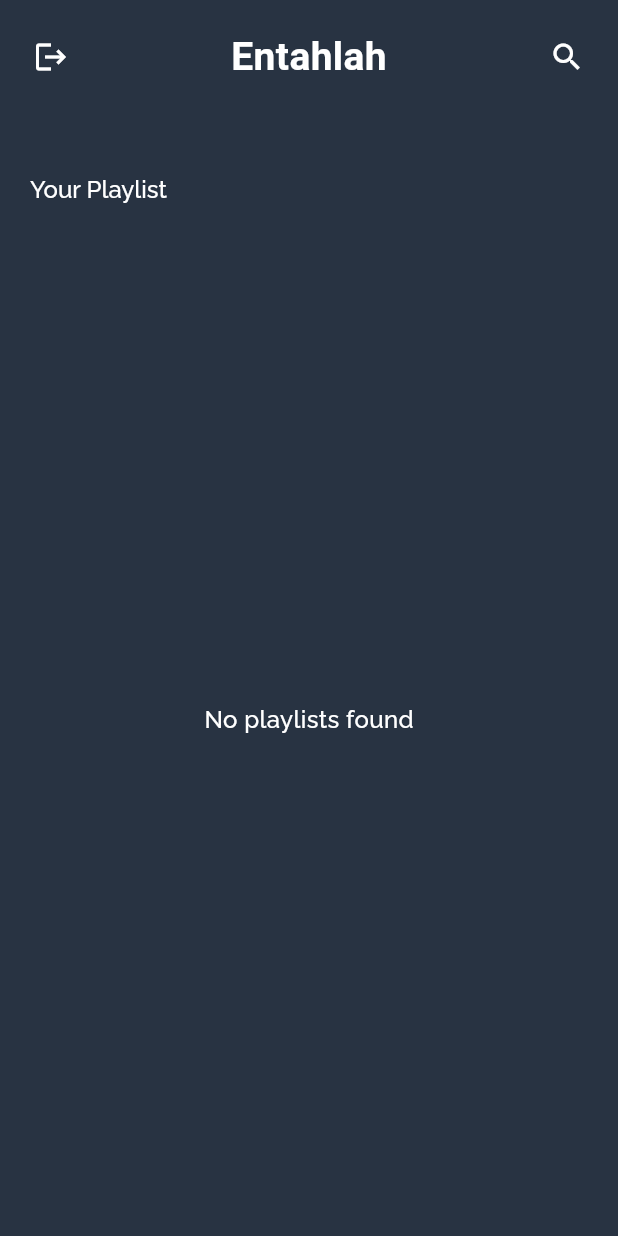
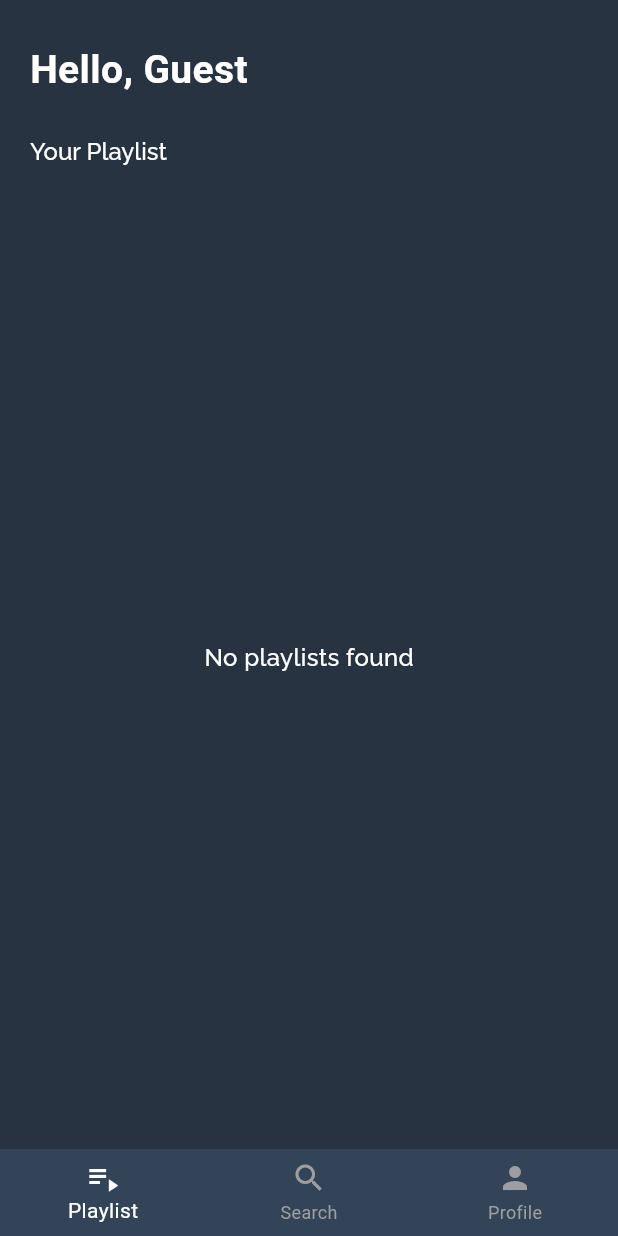
Before and after one commit to Strenousrascal02903/Entahlah, a Flutter app: the PlaylistPageView screen opened by its route, on a phone screen of 412 x 824 dp. Run offline on Flutter 3.47's test engine with Material 3 defaults, Android fonts, the phone set to English and light mode, and no system bars; our stand-ins replace animated_splash_screen, get, get_storage, google_fonts, hive, hive_flutter and 4 more; missing offline and left inert: draggable_bottom_sheet, kana_kit, youtube_explode_dart; accounts and stored records are empty; network calls fail.

Commit message:
second commit

```diff
--- a/lib/page/HomePage/home_page_controller.dart
+++ b/lib/page/HomePage/home_page_controller.dart
@@ -31,8 +31,12 @@ class HomeController extends GetxController {
   var selectedPlaylistId = ''.obs;
 
   String currentLyric = '';
+  var userProfile = {}.obs; // Stores user profile data
+  var isProfileLoading =
+      false.obs; // Controls the loading state for the profile
 
   var currentLyricIndex = 0.obs;
+  var selectedIndex = 0.obs;
 
   var audioTitle = ''.obs;
   var thumbnailUrl = ''.obs;
@@ -214,6 +218,45 @@ class HomeController extends GetxController {
       if (isLoading.value) {
         isLoading.value = false; // Set loading to false here
       }
+    }
+  }
+
+  Future<void> getUserProfile(String userId) async {
+    final url = Uri.parse('https://api.spotify.com/v1/users/$userId');
+
+    try {
+      isProfileLoading.value = true;
+
+      final response = await http.get(
+        url,
+        headers: {
+          'Authorization': 'Bearer ${spotifyAccessToken.value}',
+          'Content-Type': 'application/json',
+        },
+      );
+
+      if (response.statusCode == 200) {
+        // Parse JSON and update userProfile observable
+        userProfile.value = json.decode(response.body);
+      } else {
+        // Handle error response
+        print('Failed to load user profile: ${response.statusCode}');
+        Get.snackbar(
+          'Error',
+          'Failed to load user profile',
+          snackPosition: SnackPosition.BOTTOM,
+        );
+      }
+    } catch (e) {
+      // Handle any exceptions
+      print('Error fetching user profile: $e');
+      Get.snackbar(
+        'Error',
+        'Something went wrong while fetching user profile',
+        snackPosition: SnackPosition.BOTTOM,
+      );
+    } finally {
+      isProfileLoading.value = false;
     }
   }
 
--- a/lib/page/PLaylistPage/playlistpage_view.dart
+++ b/lib/page/PLaylistPage/playlistpage_view.dart
@@ -1,6 +1,8 @@
 import 'package:entahlah/Themes/responsive.dart';
 import 'package:entahlah/Themes/style.dart';
 import 'package:entahlah/page/HomePage/home_page_controller.dart';
+import 'package:entahlah/page/PLaylistPage/profile.dart';
+import 'package:entahlah/page/SearchPage/search_page_view.dart';
 import 'package:entahlah/routes/app_pages.dart';
 import 'package:flutter/material.dart';
 import 'package:get/get.dart';
@@ -17,17 +19,75 @@ class PlaylistPageView extends StatelessWidget {
 
     Future<void> _refresh() async {
       await controller.getUserPlaylist(userId);
+      await controller.getUserProfile(userId);
     }
 
-    print(userId);
+    // Fetch user profile and playlist on page load
     WidgetsBinding.instance.addPostFrameCallback((_) {
-      controller.getUserPlaylist(userId);
+      _refresh();
     });
 
     return Scaffold(
       backgroundColor: BlueGrayColor,
       body: SafeArea(
-        child: Stack(
+        child: Obx(() {
+          switch (controller.selectedIndex.value) {
+            case 0:
+              return _buildPlaylistPage(controller, userId, _refresh, context);
+            case 1:
+              return _buildSearchPage(); // Ganti dengan halaman Search
+            case 2:
+              return _buildProfilePage(controller); // Profile page
+            default:
+              return _buildPlaylistPage(controller, userId, _refresh, context);
+          }
+        }),
+      ),
+      bottomNavigationBar: Obx(() {
+        return BottomNavigationBar(
+          currentIndex: controller.selectedIndex.value,
+          onTap: (index) {
+            controller.selectedIndex.value = index;
+          },
+          items: const [
+            BottomNavigationBarItem(
+              icon: Icon(Icons.playlist_play),
+              label: 'Playlist',
+            ),
+            BottomNavigationBarItem(
+              icon: Icon(Icons.search),
+              label: 'Search',
+            ),
+            BottomNavigationBarItem(
+              icon: Icon(Icons.person),
+              label: 'Profile',
+            ),
+          ],
+          selectedItemColor: Colors.white,
+          unselectedItemColor: Colors.grey,
+          backgroundColor: BlueGrayColor800,
+        );
+      }),
+    );
+  }
+
+  Widget _buildPlaylistPage(HomeController controller, String userId,
+      Future<void> Function() _refresh, BuildContext context) {
+    return Obx(() {
+      // Cek apakah sedang loading
+      if (controller.isLoading.value) {
+        return Expanded(
+          child: Center(
+            child: CircularProgressIndicator(color: WhiteColor),
+          ),
+        );
+      }
+
+      var userProfile = controller.userProfile.value;
+      String displayName = userProfile['display_name'] ?? 'Guest';
+      print(userProfile['display_name']);
+
+      return Stack(
         children: [
           Padding(
             padding: EdgeInsets.all(10),
@@ -36,40 +96,19 @@ class PlaylistPageView extends StatelessWidget {
               children: [
                 Container(
                   width: double.infinity,
-                    alignment: Alignment.center,
-                    margin: EdgeInsets.symmetric(vertical: 4),
-                    child: Row(
-                      mainAxisAlignment: MainAxisAlignment.spaceBetween,
-                      children: [
-                        IconButton(
-                          icon: Icon(
-                            Icons.logout,
-                            color: WhiteColor,
-                          ),
-                          onPressed: () {
-                            storage.remove('spotifyUserId');
-                            Get.offAllNamed(Routes.INPUT_PAGE);
-                          },
-                        ),
-                        Text(
-                          "Entahlah",
+                  alignment: Alignment.bottomLeft,
+                  margin: EdgeInsets.only(top: 18, left: 10),
+                  child: Text(
+                    "Hello, $displayName",
                     style: TextStyle(
                       fontSize: 26,
                       fontWeight: FontWeight.bold,
                       color: WhiteColor,
                     ),
                   ),
-                        IconButton(
-                          icon: Icon(Icons.search, color: WhiteColor),
-                          onPressed: () {
-                            Get.toNamed(Routes.SEARCH_PAGE);
-                          },
-                        ),
-                      ],
-                    ),
                 ),
                 SizedBox(
-                    height: AppResponsive().screenHeight(context) * 0.05,
+                  height: AppResponsive().screenHeight(context) * 0.02,
                 ),
                 Padding(
                   padding: const EdgeInsets.all(10.0),
@@ -86,13 +125,6 @@ class PlaylistPageView extends StatelessWidget {
                   child: RefreshIndicator(
                     onRefresh: _refresh,
                     child: Obx(() {
-                        if (controller.isLoading.value) {
-                          return Center(
-                              child: CircularProgressIndicator(
-                            color: WhiteColor,
-                          ));
-                        }
-
                       if (controller.dataPlaylists.isEmpty) {
                         return Center(
                           child: Text('No playlists found',
@@ -101,12 +133,11 @@ class PlaylistPageView extends StatelessWidget {
                       }
 
                       return GridView.builder(
-                          gridDelegate:
-                              SliverGridDelegateWithFixedCrossAxisCount(
-                            crossAxisCount: 2, // Jumlah kolom
-                            childAspectRatio: 2.5, // Rasio aspek item grid
-                            crossAxisSpacing: 10, // Jarak horizontal antar item
-                            mainAxisSpacing: 10, // Jarak vertical antar item
+                        gridDelegate: SliverGridDelegateWithFixedCrossAxisCount(
+                          crossAxisCount: 2,
+                          childAspectRatio: 2.5,
+                          crossAxisSpacing: 10,
+                          mainAxisSpacing: 10,
                         ),
                         itemCount: controller.dataPlaylists.length,
                         itemBuilder: (context, index) {
@@ -115,15 +146,12 @@ class PlaylistPageView extends StatelessWidget {
                               ? playlist['images'][0]['url']
                               : '';
                           String playlistName = playlist['name'];
-
                           String playlistId = playlist['id'];
 
                           return GestureDetector(
                             onTap: () async {
-                                  storage.write('playlistName', playlistName);
-                                  controller.selectedPlaylistId.value =
-                                      playlistId;
-
+                              GetStorage().write('playlistName', playlistName);
+                              controller.selectedPlaylistId.value = playlistId;
                               Get.toNamed(Routes.HOME_PAGE);
                             },
                             child: Card(
@@ -134,8 +162,7 @@ class PlaylistPageView extends StatelessWidget {
                                 child: Row(
                                   children: [
                                     ClipRRect(
-                                          borderRadius:
-                                              BorderRadius.circular(10),
+                                      borderRadius: BorderRadius.circular(10),
                                       child: thumbnailUrl.isNotEmpty
                                           ? Image.network(
                                               thumbnailUrl,
@@ -155,8 +182,7 @@ class PlaylistPageView extends StatelessWidget {
                                         decoration: BoxDecoration(
                                           borderRadius: BorderRadius.only(
                                             bottomLeft: Radius.circular(10),
-                                                bottomRight:
-                                                    Radius.circular(10),
+                                            bottomRight: Radius.circular(10),
                                           ),
                                         ),
                                         padding: EdgeInsets.all(8),
@@ -170,7 +196,8 @@ class PlaylistPageView extends StatelessWidget {
                                   ],
                                 ),
                               ),
-                                ));
+                            ),
+                          );
                         },
                       );
                     }),
@@ -184,7 +211,14 @@ class PlaylistPageView extends StatelessWidget {
               ],
             ),
           ),
-            Obx(() {
+          _buildPlayer(controller, context),
+        ],
+      );
+    });
+  }
+
+  Widget _buildPlayer(HomeController controller, BuildContext context) {
+    return Obx(() {
       if (controller.isPlayerHidden.value) {
         return SizedBox.shrink();
       } else {
@@ -239,8 +273,7 @@ class PlaylistPageView extends StatelessWidget {
                         SizedBox(width: 10),
                         Expanded(
                           child: Column(
-                                    crossAxisAlignment:
-                                        CrossAxisAlignment.start,
+                            crossAxisAlignment: CrossAxisAlignment.start,
                             children: [
                               Text(title,
                                   style: textSemiBoldWhite16,
@@ -270,8 +303,7 @@ class PlaylistPageView extends StatelessWidget {
                               },
                             ),
                             IconButton(
-                                      icon:
-                                          Icon(Icons.close, color: WhiteColor),
+                              icon: Icon(Icons.close, color: WhiteColor),
                               onPressed: () {
                                 controller.isPlayerHidden.value = true;
                                 controller.player.stop();
@@ -288,10 +320,14 @@ class PlaylistPageView extends StatelessWidget {
           ),
         );
       }
-            }),
-          ],
-        ),
-      ),
-    );
+    });
+  }
+
+  Widget _buildSearchPage() {
+    return SearchPageView(); // Replace with your actual search page implementation
+  }
+
+  Widget _buildProfilePage(HomeController controller) {
+    return ProfilePageView();
   }
 }
```
Also changed, not shown: lib/page/PLaylistPage/profile.dart (added, +124 -0 lines), assets/images/ppdefaullt.png (added). Lines whose indentation alone changed are shown as unchanged.
